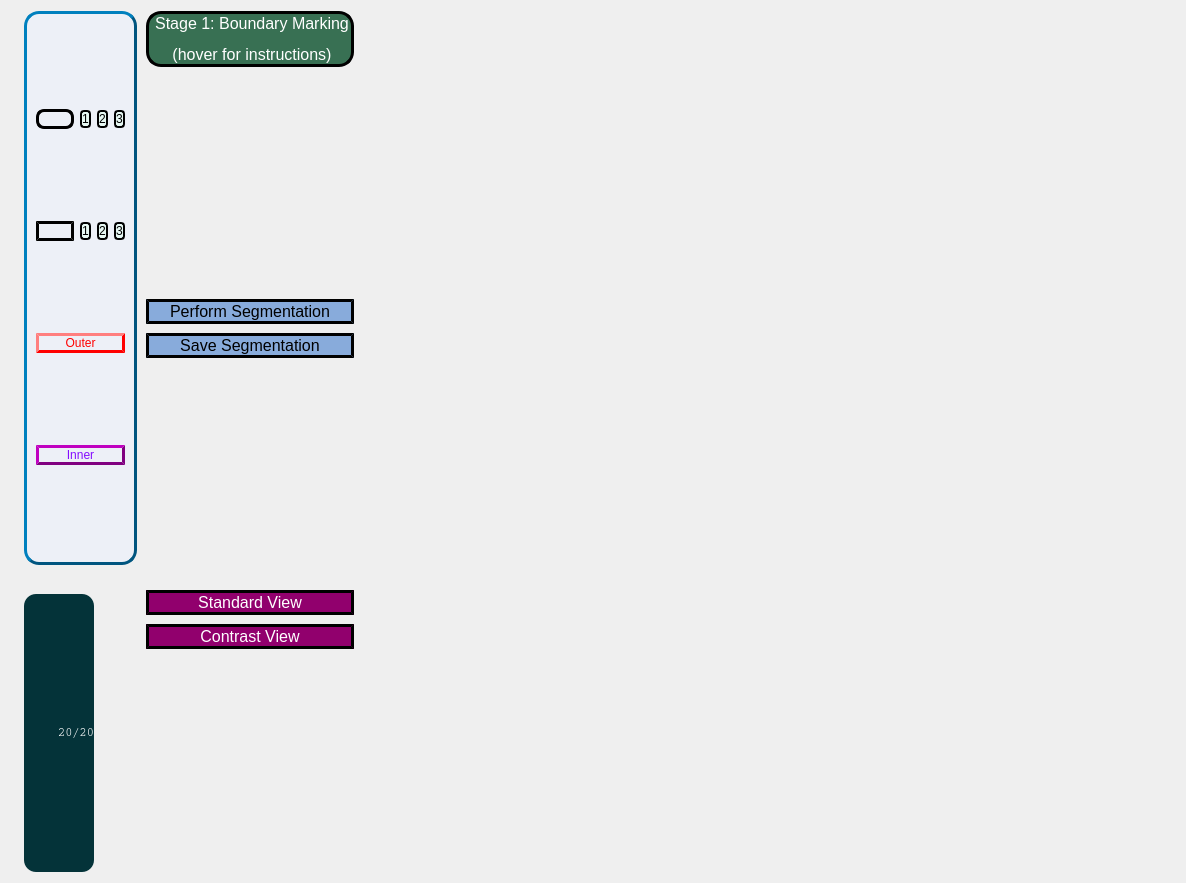
First picture: the form in FetalMRI_Workspace.ui, repository EldanChodorov/Automated_FetalMRI, before the edit.
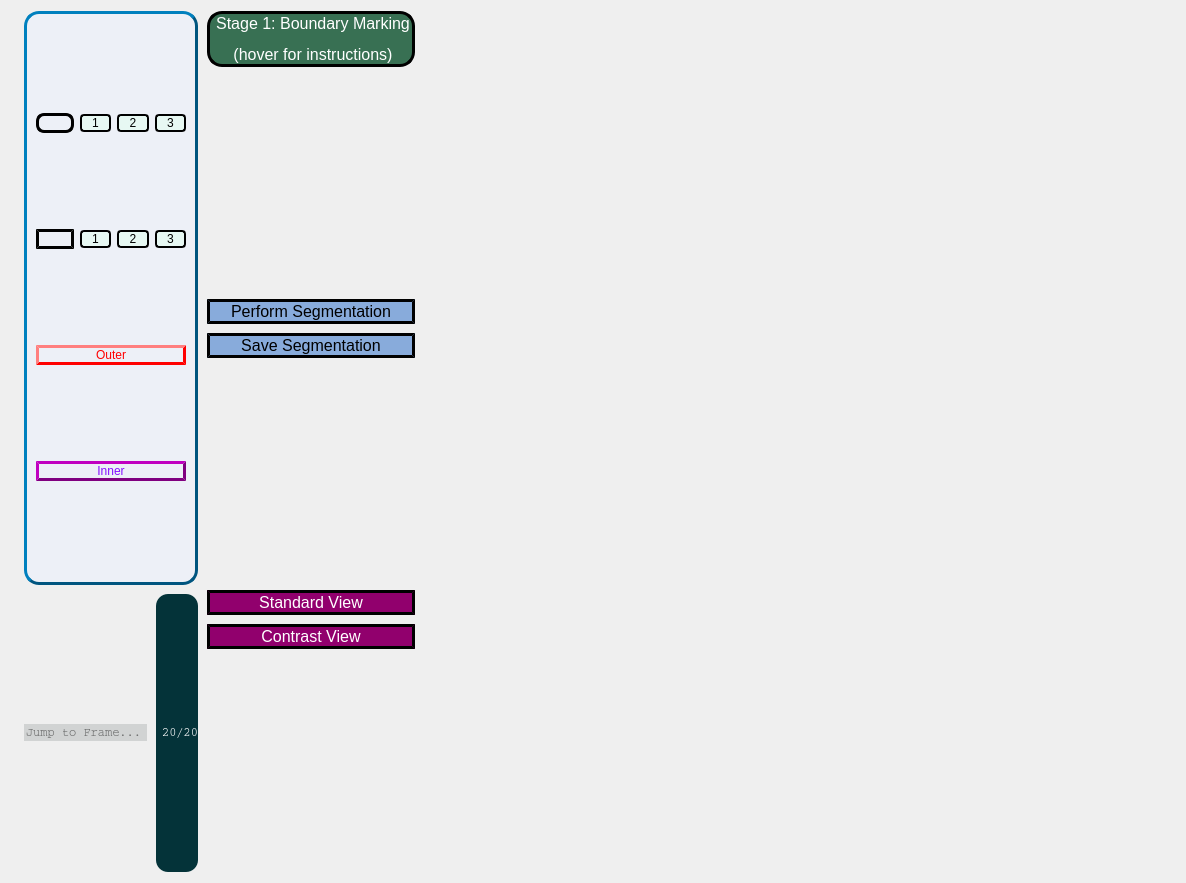
Second picture: the form after the edit. Icons and pictures are not drawn.

Commit message: zoom works + jump to frame

What changed in the file:
```diff
--- a/FetalMRI_Workspace.ui
+++ b/FetalMRI_Workspace.ui
@@ -37,7 +37,7 @@
         <number>0</number>
        </property>
        <item>
-        <layout class="QVBoxLayout" name="toolkitLayout" stretch="1,0,0">
+        <layout class="QVBoxLayout" name="toolkitLayout" stretch="1,0">
          <item>
           <widget class="QFrame" name="tool_kit">
            <property name="styleSheet">
@@ -231,22 +231,30 @@
            </layout>
           </widget>
          </item>
-         <item>
-          <spacer name="horizontalSpacer">
-           <property name="orientation">
-            <enum>Qt::Horizontal</enum>
-           </property>
-           <property name="sizeHint" stdset="0">
-            <size>
-             <width>40</width>
-             <height>20</height>
-            </size>
-           </property>
-          </spacer>
-         </item>
          <item>
           <layout class="QVBoxLayout" name="verticalLayout_3" stretch="0">
            <item>
+            <layout class="QHBoxLayout" name="horizontalLayout_2" stretch="0,0">
+             <item>
+              <layout class="QVBoxLayout" name="verticalLayout" stretch="0">
+               <item>
+                <widget class="QLineEdit" name="jump_frame_lineedit">
+                 <property name="styleSheet">
+                  <string notr="true">font: 75 12pt &quot;MS Shell Dlg 2&quot;;
+color: black;
+font-family: Courier;
+background-color: rgb(209, 211, 211);
+border-radius: 12px; border-color: rgb(4, 51, 57); border-width: 3px;
+</string>
+                 </property>
+                 <property name="placeholderText">
+                  <string>Jump to Frame...</string>
+                 </property>
+                </widget>
+               </item>
+              </layout>
+             </item>
+             <item>
             <widget class="QLabel" name="frame_number">
              <property name="minimumSize">
               <size>
@@ -275,6 +283,8 @@
               <string>&lt;html&gt;&lt;head/&gt;&lt;body&gt;&lt;p align=&quot;right&quot;&gt;20/20&lt;/p&gt;&lt;/body&gt;&lt;/html&gt;</string>
              </property>
             </widget>
+             </item>
+            </layout>
            </item>
           </layout>
          </item>
```
Lines whose indentation alone changed are shown as unchanged. The commit also changes 6 other files.
